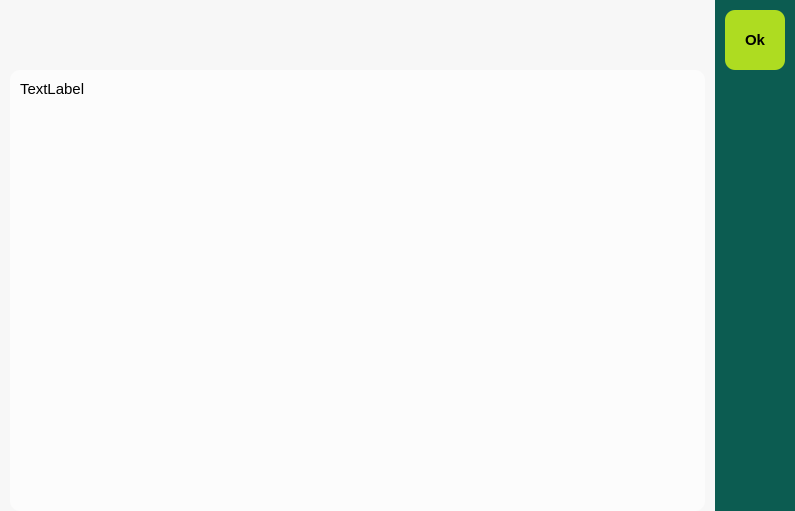
The window that views/error.ui (FlorianZasa/capza) describes before a commit, drawn with Qt 5.
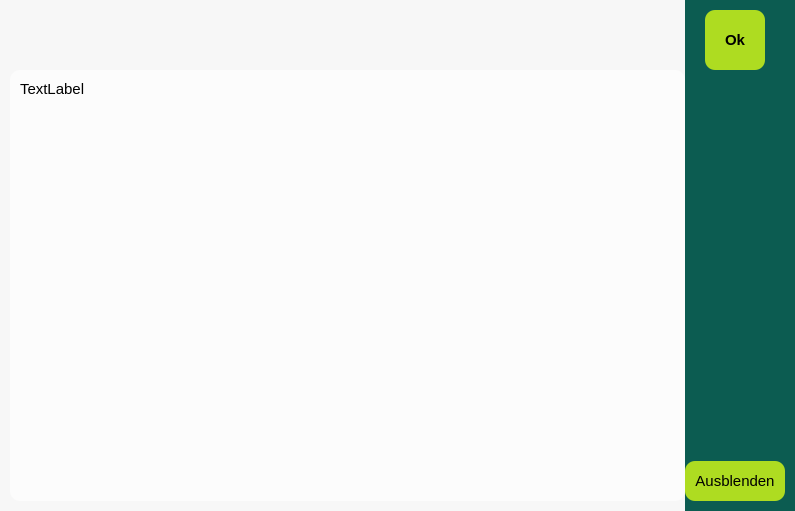
The same window after the commit. Icons and pictures are not drawn.

Commit message: changed button position and background theme of check- and radiobuttons

The edit to the form file:
```diff
--- a/views/error.ui
+++ b/views/error.ui
@@ -18,7 +18,7 @@
   </property>
   <layout class="QHBoxLayout" name="horizontalLayout">
    <property name="spacing">
-    <number>10</number>
+    <number>0</number>
    </property>
    <property name="leftMargin">
     <number>0</number>
@@ -47,7 +47,7 @@
       <number>0</number>
      </property>
      <property name="bottomMargin">
-      <number>0</number>
+      <number>10</number>
      </property>
      <item>
       <widget class="QLabel" name="error_sign">
@@ -159,7 +159,7 @@
        <number>20</number>
       </property>
       <property name="leftMargin">
-       <number>10</number>
+       <number>0</number>
       </property>
       <property name="topMargin">
        <number>10</number>
@@ -215,6 +215,30 @@
         </property>
        </spacer>
       </item>
+      <item>
+       <widget class="QPushButton" name="pushButton">
+        <property name="minimumSize">
+         <size>
+          <width>100</width>
+          <height>40</height>
+         </size>
+        </property>
+        <property name="font">
+         <font>
+          <family>Leelawadee UI</family>
+          <pointsize>11</pointsize>
+         </font>
+        </property>
+        <property name="styleSheet">
+         <string notr="true">background-color: #AEDC21;
+border-radius: 10px;
+text-align:center;</string>
+        </property>
+        <property name="text">
+         <string>Ausblenden</string>
+        </property>
+       </widget>
+      </item>
      </layout>
     </widget>
    </item>
```
The commit also changes 25 other files.
